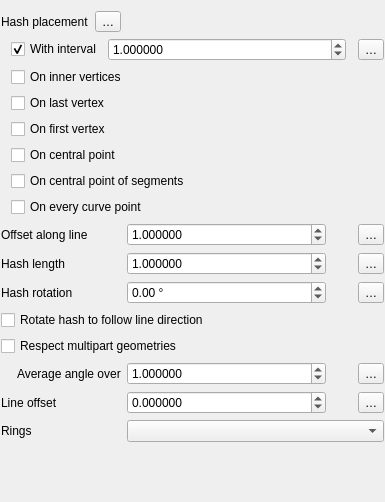
Qt form src/ui/symbollayer/widget_hashline.ui (qgis/QGIS) before a commit.
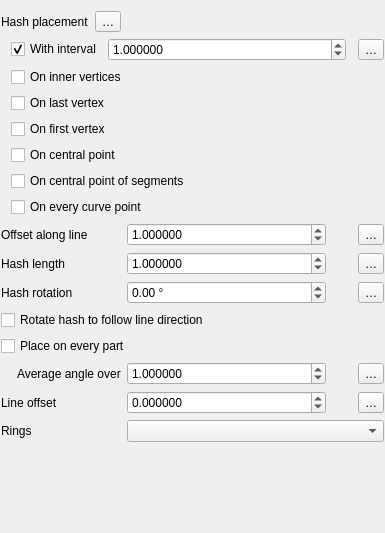
The same form after that commit. Custom widgets are drawn as their Qt base class.

Commit message: Rename "respect multipart" to "place on every part"

Diff of the .ui file:
```diff
--- a/src/ui/symbollayer/widget_hashline.ui
+++ b/src/ui/symbollayer/widget_hashline.ui
@@ -7,7 +7,7 @@
     <x>0</x>
     <y>0</y>
     <width>385</width>
-    <height>502</height>
+    <height>533</height>
    </rect>
   </property>
   <property name="windowTitle">
@@ -478,7 +478,7 @@
         <string>If checked, the &quot;first vertex&quot; or &quot;last vertex&quot; placements will only be rendered once for each multipart geometry</string>
        </property>
        <property name="text">
-        <string>Respect multipart geometries</string>
+        <string>Place on every part</string>
        </property>
       </widget>
      </item>
```
Left out of the diff: 6 changed lines with no effect on the pictures. The commit also changes 6 other files.
